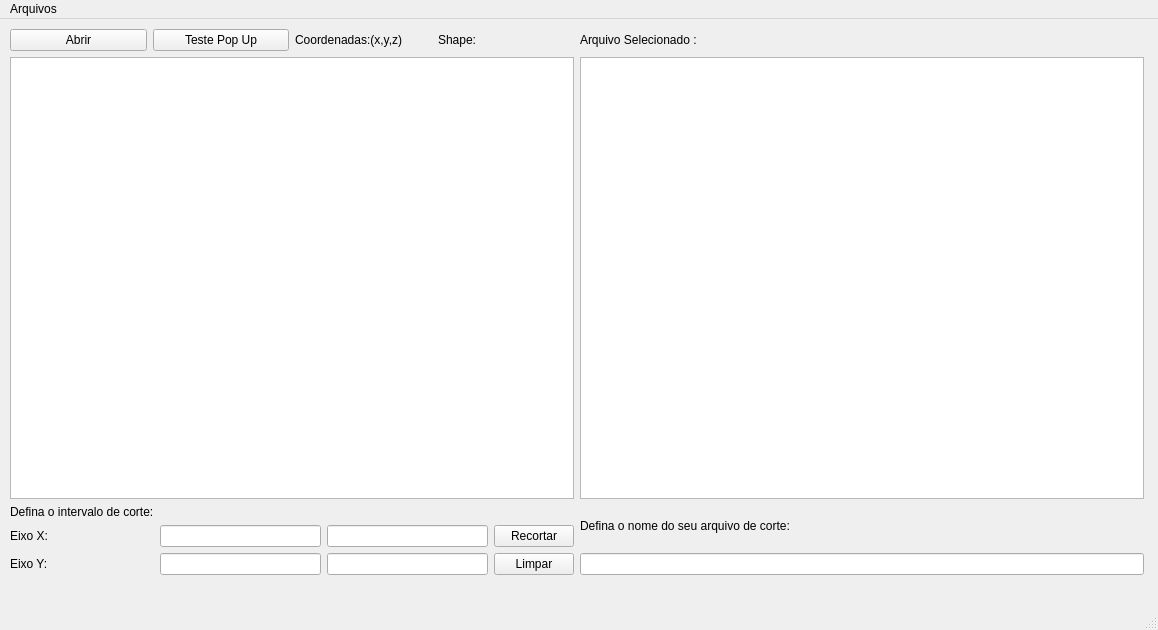
Before: the Qt Designer form betsabe/open_tif_2.ui in BetSpaguetty/Projeto-Taludes, drawn with Qt 5.
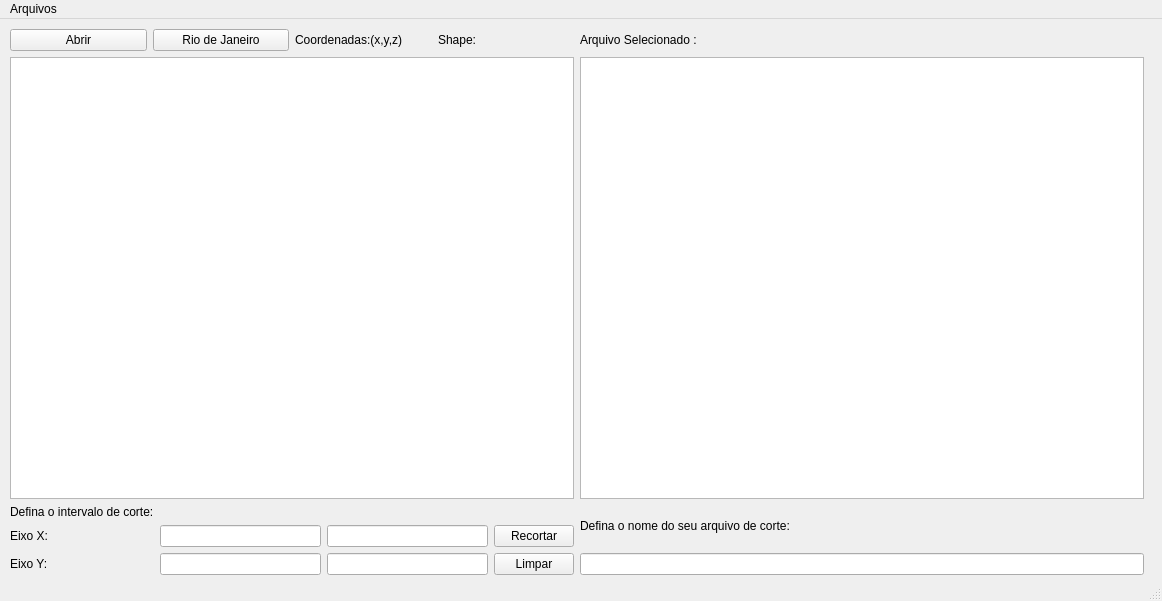
After: the same form once the commit is applied.

Patch:
```diff
--- a/betsabe/open_tif_2.ui
+++ b/betsabe/open_tif_2.ui
@@ -6,8 +6,8 @@
    <rect>
     <x>0</x>
     <y>0</y>
-    <width>1158</width>
-    <height>630</height>
+    <width>1162</width>
+    <height>601</height>
    </rect>
   </property>
   <property name="windowTitle">
@@ -70,7 +70,7 @@
        <item row="0" column="1">
         <widget class="QPushButton" name="pushButton">
          <property name="text">
-          <string>Teste Pop Up</string>
+          <string>Rio de Janeiro</string>
          </property>
         </widget>
        </item>
@@ -146,7 +146,7 @@
     <rect>
      <x>0</x>
      <y>0</y>
-     <width>1158</width>
+     <width>1162</width>
      <height>21</height>
     </rect>
    </property>
```
Left out of the diff: 56 changed lines with no effect on the pictures.
